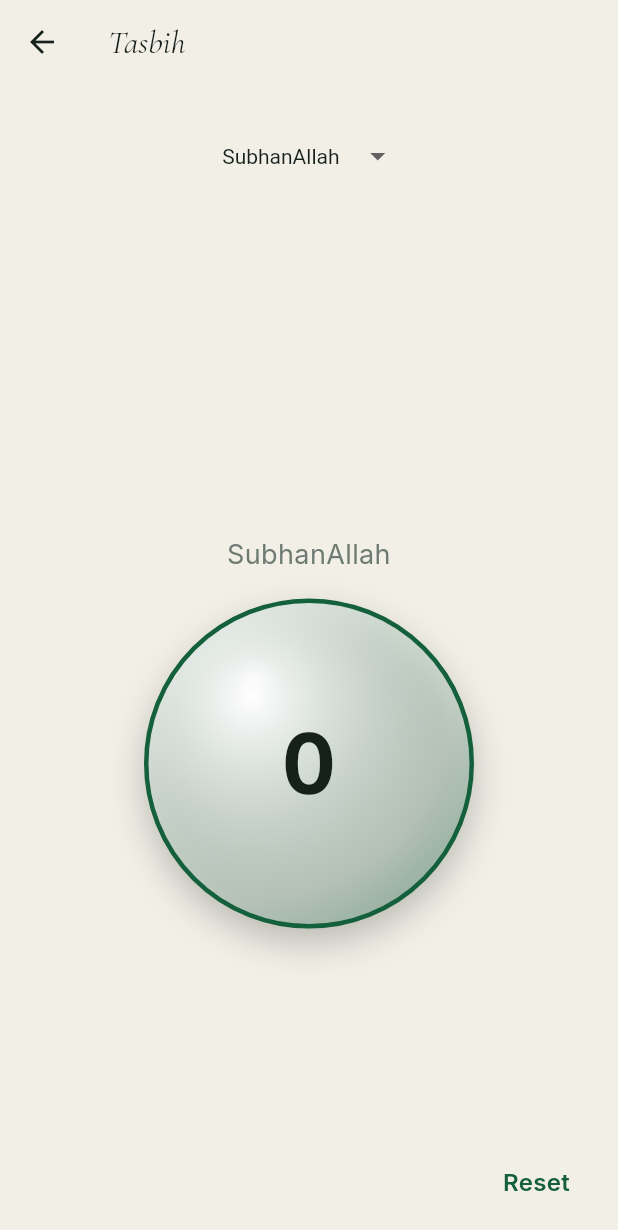
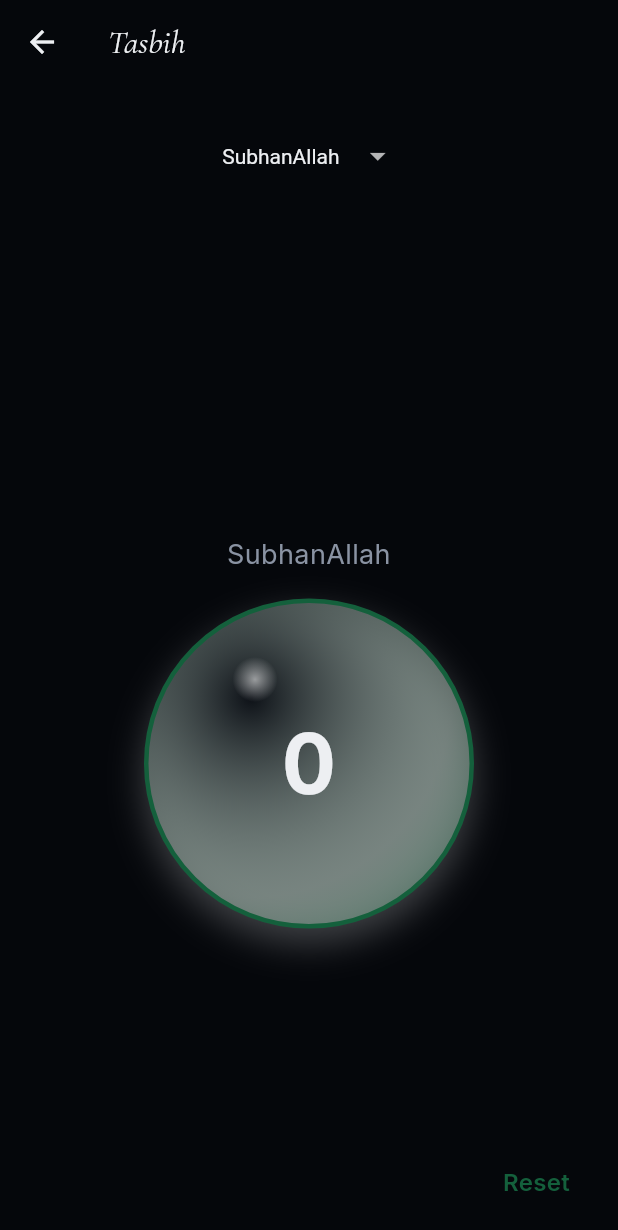
Before and after one commit to ajmalkhan6233-eng/noor_app, a Flutter app: the screen it shows after launch, after a tap on "Tasbih", on a phone screen of 412 x 824 dp. Shown: the top 1230 px of the screen. Run offline on Flutter 3.47's test engine with Material 3 defaults, Android fonts, the phone set to English and light mode, and no system bars; our stand-ins replace adhan, equatable, flutter_bloc, flutter_compass, flutter_local_notifications, flutter_secure_storage and 4 more; accounts and stored records are empty.

Commit message:
Lock the near-black/gold/cyan palette across the theme
Per the explicit UI Structure Pass spec: background 0xFF05070B, card
surface 0xFF0D1117 with a cyan hairline border, gold 0xFFFFB703 as the
dominant accent (replacing emerald everywhere it was the interactive
accent color: switches, sliders, bottom nav, snackbar actions, focus
borders, labelLarge), cyan 0xFF00F2FE reserved as a sparing secondary
accent. app_theme.dart now builds a dark ColorScheme seeded on gold.
Old emerald/emeraldSoft tokens stay only for screens not yet migrated
(Qibla, Tasbih, azkar).

Updated the two tests that asserted the old light-theme hex values to
the new locked ones, and switched the Allah calligraphy's emboss
shadow from AppColors.ink (now light, previously dark) to
AppColors.paper so the raised-text effect still reads correctly on
the new palette.

Co-Authored-By: Claude Sonnet 5 <noreply@anthropic.com>
Claude-Session: https://claude.ai/code/session_019gVveWrN2mQ8ZJgjAtAbp6

```diff
--- a/lib/core/constants/app_colors.dart
+++ b/lib/core/constants/app_colors.dart
@@ -4,38 +4,50 @@
 // import and use these instead, so the palette stays consistent and
 // easy to re-theme.
 //
-// Design anchor: fine paper and ink, not a dark dashboard. Warm
-// cream, dark text, colour used sparingly and only where it carries
-// meaning. Calm, spacious, premium.
+// Design anchor (locked): near-black background/cards, gold as the
+// dominant accent, cyan used sparingly for specific accents/borders.
+// `ink`/`sage` were derived for contrast against this background —
+// not part of the original four locked values, but the app has no
+// readable text without them.
 
 import 'package:flutter/material.dart';
 
 /// Static color palette for `noor`.
 abstract final class AppColors {
-  /// App background — warm cream paper.
-  static const Color paper = Color(0xFFF2EFE7);
+  /// App background — near-black.
+  static const Color paper = Color(0xFF05070B);
 
-  /// Cards — white, raised off the paper with a hairline + soft
-  /// shadow, never a filled color block.
-  static const Color card = Color(0xFFFFFFFF);
+  /// Cards — raised off the background with a hairline + soft shadow,
+  /// never a filled color block.
+  static const Color card = Color(0xFF0D1117);
 
-  /// Primary text.
-  static const Color ink = Color(0xFF16211C);
+  /// Primary text. Derived for contrast — see file header.
+  static const Color ink = Color(0xFFEDEFF2);
 
-  /// Secondary text — captions, section labels.
-  static const Color sage = Color(0xFF6E7B72);
+  /// Secondary text — captions, section labels. Same derivation note
+  /// as [ink].
+  static const Color sage = Color(0xFF8A93A3);
 
-  /// 1px borders and dividers.
-  static const Color hairline = Color(0xFFE3DFD4);
+  /// 1px borders and dividers on ordinary cards — cyan at 20% opacity.
+  static const Color hairline = Color(0x3300F2FE);
 
-  /// Primary accent — active states, prayer names, progress. The only
-  /// colour used for interaction; punctuation, not paint.
+  /// 1px border for featured/dua cards — gold at 20% opacity, per the
+  /// locked spec's "gold border on featured/dua cards" rule.
+  static const Color goldBorder = Color(0x33FFB703);
+
+  /// Legacy accent, still used by screens not yet migrated to the
+  /// gold/cyan palette (Qibla, Tasbih, azkar, etc.). Do not use this
+  /// for any new screen — use [gold].
   static const Color emerald = Color(0xFF14603C);
 
-  /// Dimmed/inactive accent (unselected track, soft marks).
+  /// Dimmed/inactive variant of [emerald], same migration note.
   static const Color emeraldSoft = Color(0xFFAFC6BA);
 
-  /// Reserved exclusively for the الله calligraphy — never used for
-  /// buttons, chips, links, or any other UI element.
-  static const Color gold = Color(0xFFB8912F);
+  /// Primary accent — dominant, used most: active nav states, gold
+  /// gradients, the Allah calligraphy, featured-card borders/glows.
+  static const Color gold = Color(0xFFFFB703);
+
+  /// Secondary accent — sparing, specific spots only (e.g. the
+  /// next-prayer countdown capsule's border).
+  static const Color accentSecondary = Color(0xFF00F2FE);
 }
--- a/lib/core/constants/app_theme.dart
+++ b/lib/core/constants/app_theme.dart
@@ -1,9 +1,9 @@
 // Bismillahir Rahmanir Raheem — watermark: ALLAH
 //
 // One place where every Switch/Slider/Dropdown/Card/BottomNavigationBar
-// in the app picks up the paper-and-ink palette — so individual
-// screens never need to restyle a default Material control by hand.
-// The app is light-only by design; buildDarkTheme/buildLightTheme
+// in the app picks up the locked near-black/gold/cyan palette — so
+// individual screens never need to restyle a default Material control
+// by hand. The app is dark-only by design; buildDarkTheme/buildLightTheme
 // both return the same theme so the existing theme-mode setting still
 // resolves to something, without a second, contradictory palette.
 
@@ -15,7 +15,7 @@ import 'app_typography.dart';
 ThemeData buildAppTheme() {
   return ThemeData(
     useMaterial3: true,
-    brightness: Brightness.light,
+    brightness: Brightness.dark,
     fontFamily: AppTypography.bodyFamily,
     // Falls back to the bundled Noto Sans Tamil/Sinhala faces for any
     // glyph Inter can't render — the mechanism that makes Tamil/
@@ -28,10 +28,10 @@ ThemeData buildAppTheme() {
     cardColor: AppColors.card,
     dividerColor: AppColors.hairline,
     // Material 3 tints elevated surfaces with colorScheme.surfaceTint
-    // by default. Cards must render flat white — no tint.
+    // by default. Cards must render flat, exactly AppColors.card — no tint.
     colorScheme: ColorScheme.fromSeed(
-      seedColor: AppColors.emerald,
-      brightness: Brightness.light,
+      seedColor: AppColors.gold,
+      brightness: Brightness.dark,
       surface: AppColors.card,
     ).copyWith(surfaceTint: Colors.transparent),
     appBarTheme: const AppBarTheme(
@@ -53,21 +53,21 @@ ThemeData buildAppTheme() {
     switchTheme: SwitchThemeData(
       thumbColor: WidgetStateProperty.resolveWith(
         (states) => states.contains(WidgetState.selected)
-            ? AppColors.emerald
+            ? AppColors.gold
             : AppColors.sage,
       ),
       trackColor: WidgetStateProperty.resolveWith(
         (states) => states.contains(WidgetState.selected)
-            ? AppColors.emeraldSoft
+            ? AppColors.goldBorder
             : AppColors.hairline,
       ),
       trackOutlineColor: const WidgetStatePropertyAll(AppColors.hairline),
     ),
     sliderTheme: const SliderThemeData(
-      activeTrackColor: AppColors.emerald,
+      activeTrackColor: AppColors.gold,
       inactiveTrackColor: AppColors.hairline,
-      thumbColor: AppColors.emerald,
-      overlayColor: Color(0x2214603C),
+      thumbColor: AppColors.gold,
+      overlayColor: Color(0x22FFB703),
     ),
     dropdownMenuTheme: const DropdownMenuThemeData(
       textStyle: TextStyle(color: AppColors.ink),
@@ -79,12 +79,12 @@ ThemeData buildAppTheme() {
         borderSide: BorderSide(color: AppColors.hairline),
       ),
       focusedBorder: UnderlineInputBorder(
-        borderSide: BorderSide(color: AppColors.emerald),
+        borderSide: BorderSide(color: AppColors.gold),
       ),
     ),
     bottomNavigationBarTheme: const BottomNavigationBarThemeData(
       backgroundColor: AppColors.paper,
-      selectedItemColor: AppColors.emerald,
+      selectedItemColor: AppColors.gold,
       unselectedItemColor: AppColors.sage,
       type: BottomNavigationBarType.fixed,
     ),
@@ -93,9 +93,9 @@ ThemeData buildAppTheme() {
       surfaceTintColor: Colors.transparent,
     ),
     snackBarTheme: const SnackBarThemeData(
-      backgroundColor: AppColors.ink,
-      contentTextStyle: TextStyle(color: AppColors.paper),
-      actionTextColor: AppColors.emerald,
+      backgroundColor: AppColors.card,
+      contentTextStyle: TextStyle(color: AppColors.ink),
+      actionTextColor: AppColors.gold,
     ),
     listTileTheme: const ListTileThemeData(
       textColor: AppColors.ink,
@@ -119,12 +119,12 @@ ThemeData buildAppTheme() {
       bodyLarge: TextStyle(color: AppColors.ink),
       bodyMedium: TextStyle(color: AppColors.ink),
       bodySmall: TextStyle(color: AppColors.sage),
-      labelLarge: TextStyle(color: AppColors.emerald),
+      labelLarge: TextStyle(color: AppColors.gold),
     ),
   );
 }
 
-/// The app is light-only; both resolve to the same theme so the
+/// The app is dark-only; both resolve to the same theme so the
 /// existing theme-mode preference has no visible effect rather than
 /// contradicting the brand.
 ThemeData buildDarkTheme() => buildAppTheme();
--- a/lib/core/presentation/widgets/allah_calligraphy.dart
+++ b/lib/core/presentation/widgets/allah_calligraphy.dart
@@ -35,7 +35,7 @@ class AllahCalligraphy extends StatelessWidget {
                 blurRadius: 0.6,
               ),
               Shadow(
-                color: AppColors.ink.withValues(alpha: 0.4),
+                color: AppColors.paper.withValues(alpha: 0.8),
                 offset: const Offset(1.2, 1.4),
                 blurRadius: 2.2,
               ),
```
Also changed, not shown: 1 other file.
